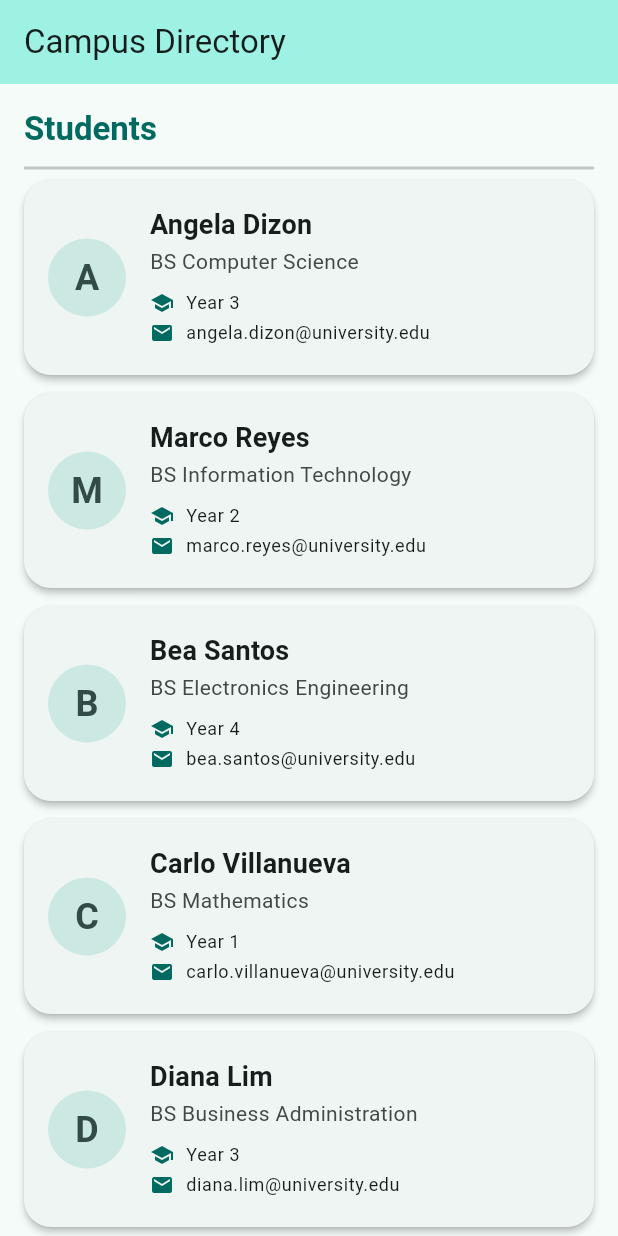
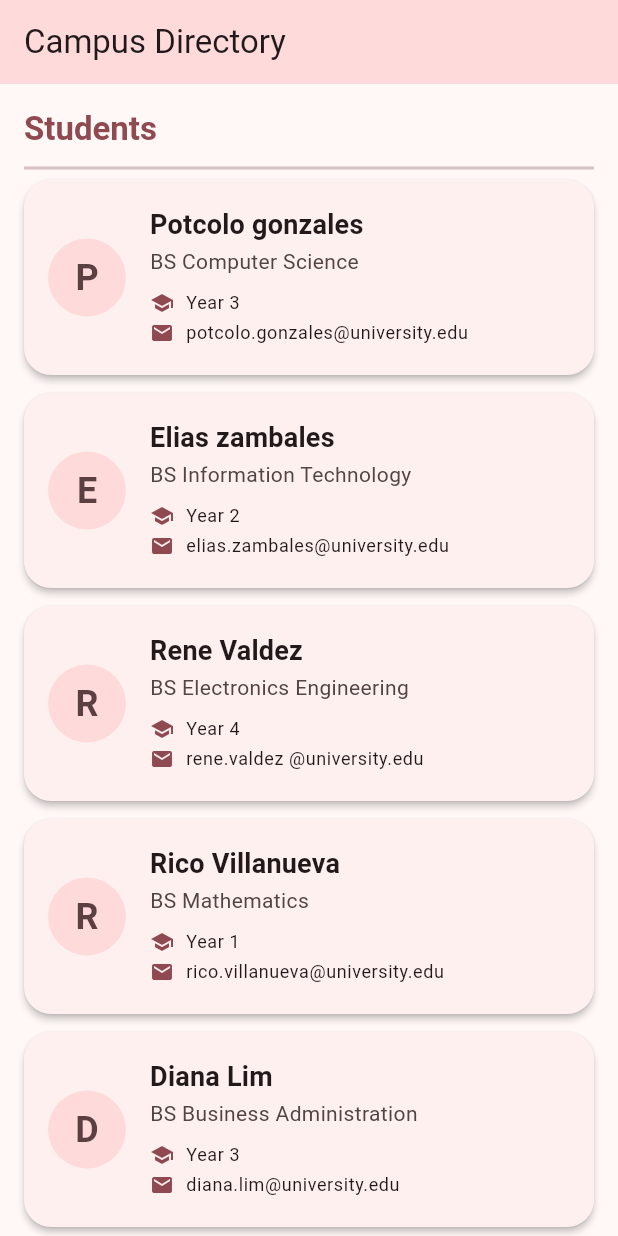
Before and after one commit to khenlumindas-beep/stateless-lab-khen, a Flutter app: the screen it shows after launch, on a phone screen of 412 x 824 dp. Run offline on Flutter 3.47's test engine with Material 3 defaults, Android fonts, the phone set to English and light mode, and no system bars.

Commit message:
Update sample student names and theme seed color

```diff
--- a/lib/main.dart
+++ b/lib/main.dart
@@ -21,28 +21,28 @@ class Student {
 /// Hard-coded directory data; there is no user input, so the list is constant.
 const List<Student> students = [
   Student(
-    name: 'Angela Dizon',
+    name: 'Potcolo gonzales',
     course: 'BS Computer Science',
     yearLevel: 3,
-    email: 'angela.dizon@university.edu',
+    email: 'potcolo.gonzales@university.edu',
   ),
   Student(
-    name: 'Marco Reyes',
+    name: 'Elias zambales',
     course: 'BS Information Technology',
     yearLevel: 2,
-    email: 'marco.reyes@university.edu',
+    email: 'elias.zambales@university.edu',
   ),
   Student(
-    name: 'Bea Santos',
+    name: 'Rene Valdez',
     course: 'BS Electronics Engineering',
     yearLevel: 4,
-    email: 'bea.santos@university.edu',
+    email: 'rene.valdez @university.edu',
   ),
   Student(
-    name: 'Carlo Villanueva',
+    name: 'Rico Villanueva ',
     course: 'BS Mathematics',
     yearLevel: 1,
-    email: 'carlo.villanueva@university.edu',
+    email: 'rico.villanueva@university.edu',
   ),
   Student(
     name: 'Diana Lim',
@@ -68,9 +68,9 @@ class DirectoryApp extends StatelessWidget {
     return MaterialApp(
       title: 'Campus Directory',
       debugShowCheckedModeBanner: false,
-      // CUSTOMIZATION 1: theme seed color chosen by hand instead of the default blue.
+
       theme: ThemeData(
-        colorSchemeSeed: Colors.teal,
+        colorSchemeSeed: const Color.fromARGB(255, 116, 2, 35),
         useMaterial3: true,
         // CUSTOMIZATION 2: rounded 18 px card corners applied to every Card.
         cardTheme: const CardThemeData(
@@ -89,8 +89,6 @@ class DirectoryApp extends StatelessWidget {
   }
 }
 
-/// Stateless because the screen is a fixed layout: its data comes from the
-/// constant `students` list, so only a parent could ever supply new data.
 class DirectoryScreen extends StatelessWidget {
   const DirectoryScreen({super.key});
 
```
